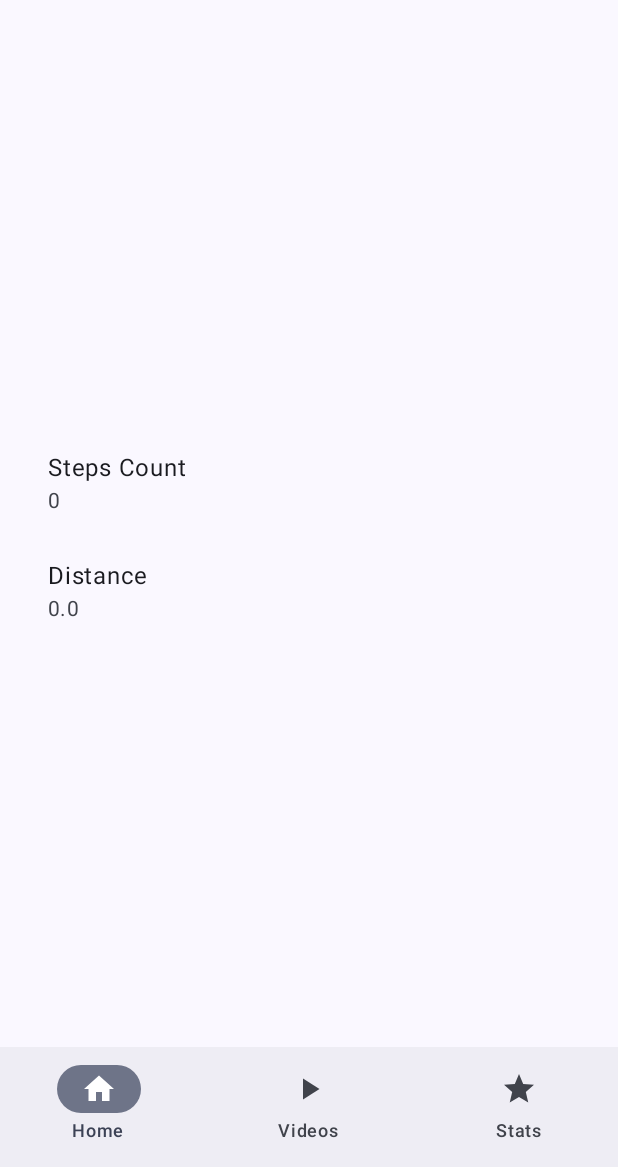
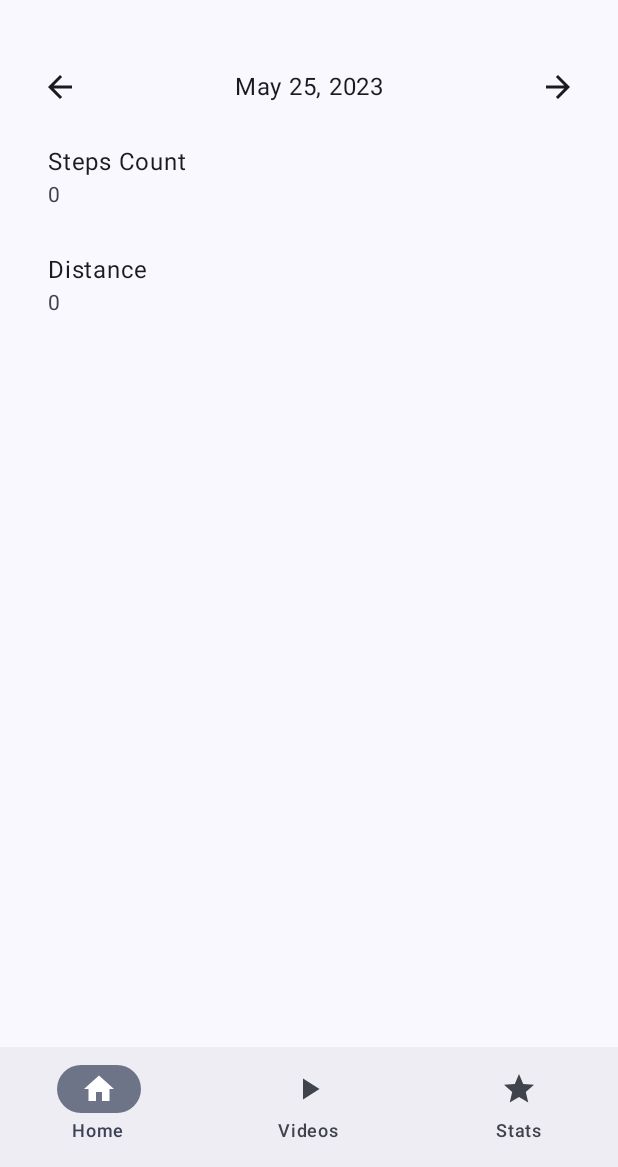
Before and after one commit to alexcapat/HealthForYou, an Android app built with Jetpack Compose: the StepsDataScreen screen opened through its navigation route, on a phone screen of 412 x 824 dp, the part 69-1236 px from its top. Run offline under Robolectric (Android 15) with nearby library versions, the phone set to English and light mode, and no system bars; our stand-ins replace Dagger/Hilt's generated code, accompanist; libraries missing offline, so code that uses them is left out: androidx.health.connect; 3 statements that could not run were skipped.

Commit message:
Calendar si alte mici bug fixuri

```diff
--- /dev/null
+++ b/app/src/main/java/com/acapat/healthforyou/ui/components/DayPicker.kt
@@ -0,0 +1,66 @@
+package com.acapat.healthforyou.ui.components
+
+import androidx.compose.animation.AnimatedContent
+import androidx.compose.foundation.layout.Row
+import androidx.compose.material.icons.Icons
+import androidx.compose.material.icons.filled.ArrowBack
+import androidx.compose.material.icons.filled.ArrowForward
+import androidx.compose.material3.Icon
+import androidx.compose.material3.IconButton
+import androidx.compose.material3.Text
+import androidx.compose.runtime.Composable
+import androidx.compose.ui.Alignment
+import androidx.compose.ui.Modifier
+import androidx.compose.ui.text.style.TextAlign
+import androidx.compose.ui.tooling.preview.Preview
+import java.time.Instant
+import java.time.ZoneId
+import java.time.format.DateTimeFormatter
+import java.time.format.FormatStyle
+import java.time.temporal.ChronoUnit
+import java.util.*
+
+private val dateFormat =
+  DateTimeFormatter.ofLocalizedDate(FormatStyle.MEDIUM)
+    .withLocale(Locale.US)
+    .withZone(ZoneId.systemDefault())
+
+@Composable
+fun DayPicker(
+  day: Instant,
+  onDayChanged: (Instant) -> Unit,
+  modifier: Modifier = Modifier,
+) {
+  Row(modifier = modifier, verticalAlignment = Alignment.CenterVertically) {
+    IconButton(
+      onClick = {
+        val previous = day.minus(1, ChronoUnit.DAYS)
+        onDayChanged(previous)
+      }
+    ) {
+      Icon(imageVector = Icons.Default.ArrowBack, contentDescription = "Previous day")
+    }
+
+    AnimatedContent(
+      targetState = day,
+      modifier = Modifier.weight(1f),
+    ) { instant ->
+      Text(text = dateFormat.format(instant), textAlign = TextAlign.Center)
+    }
+
+    IconButton(
+      onClick = {
+        val next = day.plus(1, ChronoUnit.DAYS)
+        onDayChanged(next)
+      }
+    ) {
+      Icon(imageVector = Icons.Default.ArrowForward, contentDescription = "Next day")
+    }
+  }
+}
+
+@Composable
+@Preview
+private fun DayPickerPreview() {
+  DayPicker(day = Instant.now(), onDayChanged = {})
+}
--- a/app/src/main/java/com/acapat/healthforyou/ui/main/home/steps/data/StepsDataScreen.kt
+++ b/app/src/main/java/com/acapat/healthforyou/ui/main/home/steps/data/StepsDataScreen.kt
@@ -1,5 +1,7 @@
 package com.acapat.healthforyou.ui.main.home.steps.data
 
+import androidx.compose.animation.AnimatedContent
+import androidx.compose.animation.AnimatedVisibility
 import androidx.compose.foundation.layout.Arrangement
 import androidx.compose.foundation.layout.Column
 import androidx.compose.foundation.layout.fillMaxSize
@@ -14,6 +16,10 @@ import androidx.compose.ui.Alignment
 import androidx.compose.ui.Modifier
 import androidx.compose.ui.unit.dp
 import androidx.hilt.navigation.compose.hiltViewModel
+import com.acapat.healthforyou.ui.components.DayPicker
+import java.text.DecimalFormat
+
+private val decimalFormat = DecimalFormat("0.##")
 
 @Composable
 fun StepsDataScreen(viewModel: StepsDataViewModel = hiltViewModel()) {
@@ -21,13 +27,16 @@ fun StepsDataScreen(viewModel: StepsDataViewModel = hiltViewModel()) {
   Column(
     modifier = Modifier.fillMaxSize().padding(16.dp),
     horizontalAlignment = Alignment.CenterHorizontally,
-    verticalArrangement = Arrangement.Center
+    verticalArrangement = Arrangement.Top
   ) {
-    if (uiData.isLoading) {
+    DayPicker(day = uiData.instant, onDayChanged = viewModel::selectDay)
+
+    AnimatedVisibility(uiData.isLoading) {
       LinearProgressIndicator(modifier = Modifier.fillMaxWidth())
     }
+
     Item(title = "Steps Count", value = uiData.data.steps.toString())
-    Item(title = "Distance", value = uiData.data.distance.toString())
+    Item(title = "Distance", value = decimalFormat.format(uiData.data.distance))
   }
 }
 
@@ -35,7 +44,7 @@ fun StepsDataScreen(viewModel: StepsDataViewModel = hiltViewModel()) {
 private fun Item(title: String, value: String) {
   ListItem(
     headlineContent = { Text(text = title) },
-    supportingContent = { Text(text = value) },
+    supportingContent = { AnimatedContent(targetState = value) { text -> Text(text = text) } },
     modifier = Modifier.fillMaxWidth()
   )
 }
--- a/app/src/main/java/com/acapat/healthforyou/ui/main/home/steps/data/StepsDataUiData.kt
+++ b/app/src/main/java/com/acapat/healthforyou/ui/main/home/steps/data/StepsDataUiData.kt
@@ -1,6 +1,9 @@
 package com.acapat.healthforyou.ui.main.home.steps.data
 
+import java.time.Instant
+
 data class StepsDataUiData(
+  val instant: Instant = Instant.now(),
   val isLoading: Boolean = true,
   val data: StepsData = StepsData()
 )
--- a/app/src/main/java/com/acapat/healthforyou/ui/main/home/steps/data/StepsDataViewModel.kt
+++ b/app/src/main/java/com/acapat/healthforyou/ui/main/home/steps/data/StepsDataViewModel.kt
@@ -15,25 +15,40 @@ import java.time.temporal.ChronoUnit
 import javax.inject.Inject
 import kotlinx.coroutines.flow.MutableStateFlow
 import kotlinx.coroutines.flow.asStateFlow
+import kotlinx.coroutines.flow.launchIn
+import kotlinx.coroutines.flow.onEach
 import kotlinx.coroutines.flow.update
-import kotlinx.coroutines.launch
 
 @HiltViewModel
-class StepsDataViewModel @Inject constructor(@ApplicationContext private val context: Context) :
-  ViewModel() {
+class StepsDataViewModel
+@Inject
+constructor(
+  @ApplicationContext private val context: Context,
+) : ViewModel() {
 
   private val healthConnectClient = HealthConnectClient.getOrCreate(context)
   private val _uiData = MutableStateFlow(StepsDataUiData())
   val uiData = _uiData.asStateFlow()
 
+  private val _selectedDate = MutableStateFlow(Instant.now())
+
   init {
-    viewModelScope.launch {
-      val today = Instant.now()
-      val filter = createTimeRangeFilter(today)
-      val data = getData(filter)
-      _uiData.update { it.copy(isLoading = false, data = data) }
-    }
+    _selectedDate
+      .onEach { instant ->
+        _uiData.update { it.copy(instant = instant, isLoading = true) }
+
+        val filter = createTimeRangeFilter(instant)
+        val data = getData(filter)
+
+        _uiData.update { it.copy(isLoading = false, data = data) }
+      }
+      .launchIn(viewModelScope)
   }
+
+  fun selectDay(instant: Instant) {
+    _selectedDate.value = instant
+  }
+
   private suspend fun getData(filter: TimeRangeFilter): StepsData {
     val response =
       healthConnectClient.aggregate(
```
